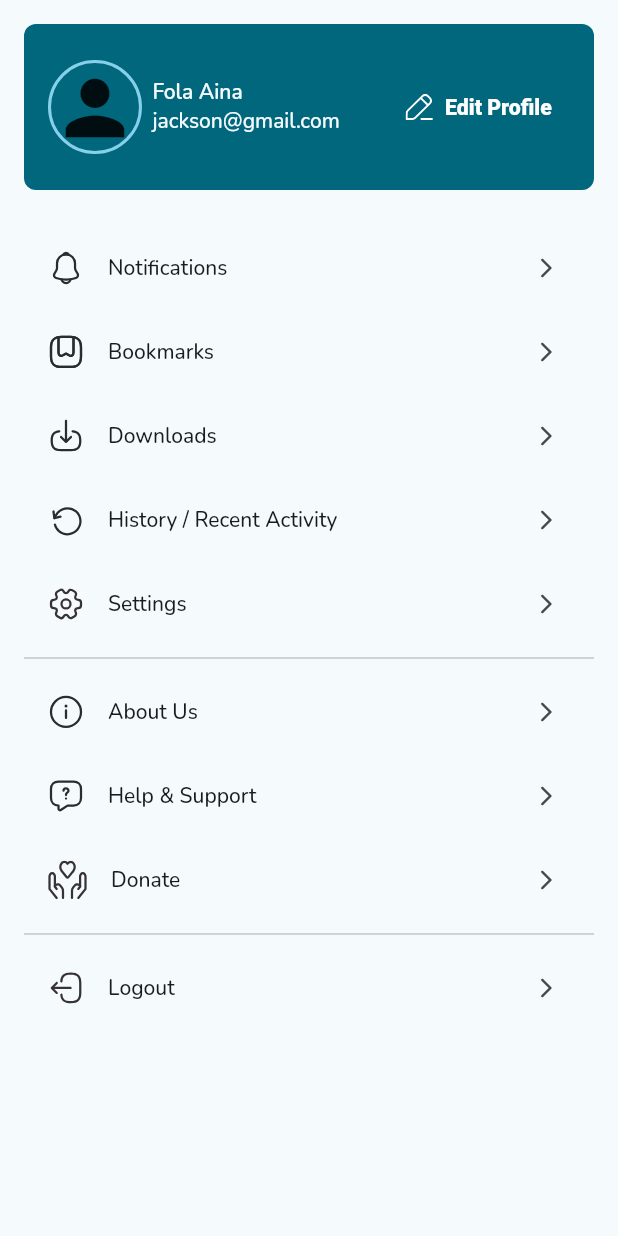
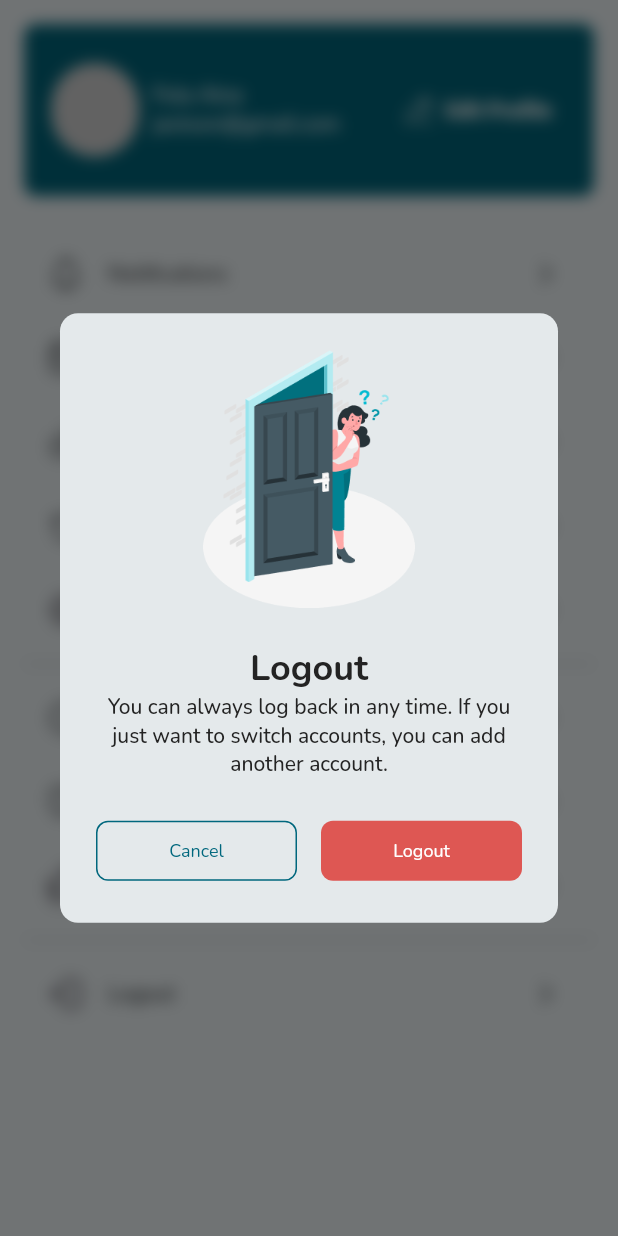
Before and after one commit to logickoder/stream_global, a Flutter app: the MoreScreen screen opened directly, after a tap on "Logout", on a phone screen of 412 x 824 dp. Run offline on Flutter 3.47's test engine with Material 2 defaults, Android fonts, the phone set to English and light mode, and no system bars; drawn by our look-alikes of cached_network_image; our stand-ins replace flutter_riverpod, flutter_svg, google_fonts, rx_shared_preferences; network calls fail; statements that could not run were skipped.

Commit message:
feat(logout): create dialog

```diff
--- a/lib/app/assets.dart
+++ b/lib/app/assets.dart
@@ -44,5 +44,6 @@ class AppAssets {
   static const aboutUsImage = '$_images/about_us_background.png';
   static const helpImage = '$_images/help_background.png';
   static const donateImage = '$_images/donate_background.png';
+  static const logoutImage = '$_images/logout_background.png';
   static const sermonImage = '$_images/sermon.png';
 }
--- a/lib/app/widgets/profile_avatar.dart
+++ b/lib/app/widgets/profile_avatar.dart
@@ -7,7 +7,8 @@ class ProfileAvatar extends StatelessWidget {
   const ProfileAvatar({
     super.key,
     this.size,
-    this.url,
+    this.url =
+        'https://img.freepik.com/free-photo/stylish-black-american-male-dressed-suit-grey-background_613910-1548.jpg?size=626&ext=jpg&ga=GA1.1.1880011253.1699401600&semt=ais',
     this.borderColor,
     this.isFile = false,
   });
@@ -56,7 +57,7 @@ class _Avatar extends StatelessWidget {
       decoration: BoxDecoration(
         shape: BoxShape.circle,
         border: Border.all(
-          color: borderColor ?? Theme.of(context).colorScheme.inversePrimary,
+          color: borderColor ?? Colors.transparent,
           width: _borderSize,
         ),
       ),
--- /dev/null
+++ b/lib/auth/auth_logout_dialog.dart
@@ -0,0 +1,88 @@
+import 'dart:ui';
+
+import 'package:flutter/material.dart';
+
+import '../app/assets.dart';
+import '../app/dimens.dart';
+import '../app/routes.dart';
+
+class AuthLogoutDialog extends StatelessWidget {
+  const AuthLogoutDialog({super.key});
+
+  @override
+  Widget build(BuildContext context) {
+    final theme = Theme.of(context);
+
+    return WillPopScope(
+      onWillPop: () async => false,
+      child: BackdropFilter(
+        filter: ImageFilter.blur(sigmaX: 5, sigmaY: 5),
+        child: Dialog(
+          shape: RoundedRectangleBorder(
+            borderRadius: BorderRadius.circular(AppDimens.padding / 2),
+          ),
+          child: Padding(
+            padding: const EdgeInsets.all(AppDimens.padding),
+            child: Column(
+              mainAxisSize: MainAxisSize.min,
+              children: [
+                FractionallySizedBox(
+                  widthFactor: 0.5,
+                  child: AspectRatio(
+                    aspectRatio: 140 / 170,
+                    child: Image.asset(
+                      AppAssets.logoutImage,
+                      width: double.infinity,
+                    ),
+                  ),
+                ),
+                const SizedBox(height: AppDimens.padding),
+                Text(
+                  'Logout',
+                  textAlign: TextAlign.center,
+                  style: theme.textTheme.headlineSmall?.copyWith(
+                    fontWeight: FontWeight.w700,
+                  ),
+                ),
+                Text(
+                  'You can always log back in any time. If you just want to switch accounts, you can add another account.',
+                  textAlign: TextAlign.center,
+                  style: theme.textTheme.bodyLarge,
+                ),
+                const SizedBox(height: AppDimens.padding),
+                Row(
+                  children: [
+                    Expanded(
+                      child: OutlinedButton(
+                        onPressed: () => Navigator.pop(context),
+                        style: OutlinedButton.styleFrom(
+                          textStyle: theme.textTheme.bodySmall,
+                        ),
+                        child: const Text('Cancel'),
+                      ),
+                    ),
+                    const SizedBox(width: AppDimens.secondaryPadding),
+                    Expanded(
+                      child: FilledButton(
+                        onPressed: () => Navigator.pushNamedAndRemoveUntil(
+                          context,
+                          AppRoutes.login,
+                          (route) => false,
+                        ),
+                        style: FilledButton.styleFrom(
+                          backgroundColor: const Color(0xFFDE5753),
+                          textStyle: theme.textTheme.bodySmall,
+                        ),
+                        child: const Text('Logout'),
+                      ),
+                    ),
+                  ],
+                )
+              ],
+            ),
+          ),
+        ),
+      ),
+    );
+  }
+}
--- a/lib/dashboard/home/home_screen.dart
+++ b/lib/dashboard/home/home_screen.dart
@@ -85,9 +85,11 @@ class _HomeAppBar extends StatelessWidget {
                 ],
               ),
             ),
-            const Expanded(
+            Expanded(
               flex: 14,
-              child: ProfileAvatar(),
+              child: ProfileAvatar(
+                borderColor: theme.colorScheme.inversePrimary,
+              ),
             )
           ],
         ),
--- a/lib/dashboard/more/more_screen.dart
+++ b/lib/dashboard/more/more_screen.dart
@@ -5,6 +5,7 @@ import 'package:stream_global/app/dimens.dart';
 import '../../app/assets.dart';
 import '../../app/routes.dart';
 import '../../app/widgets/profile_avatar.dart';
+import '../../auth/auth_logout_dialog.dart';
 
 typedef _MoreItem = (String, String, bool);
 
@@ -53,6 +54,14 @@ class MoreScreen extends StatelessWidget {
   }
 
   void _handleClick(BuildContext context, _MoreItem item) {
+    if (item.$2 == AppAssets.logoutIcon) {
+      showAdaptiveDialog(
+        context: context,
+        builder: (_) => const AuthLogoutDialog(),
+        barrierDismissible: false,
+      );
+      return;
+    }
     final route = switch (item.$2) {
       AppAssets.notificationIcon => AppRoutes.notifications,
       AppAssets.settingIcon => AppRoutes.settings,
--- a/lib/profile/edit/edit_profile_screen.dart
+++ b/lib/profile/edit/edit_profile_screen.dart
@@ -22,28 +22,7 @@ class _EditProfileScreenState extends ConsumerState<EditProfileScreen> {
   final _form = GlobalKey<FormState>();
 
   @override
-  void initState() {
-    Future.delayed(Duration.zero, () {
-      // final user = ref.read(profileController).user;
-      // if (user == null) return;
-      //
-      // _username.text = user.username;
-    });
-    super.initState();
-  }
-
-  @override
   Widget build(BuildContext context) {
-    // final user = ModalRoute.of(context)?.settings.arguments as User?;
-    // if (user != null) {
-    //   _username.text = user.username;
-    //   _zodiacSign.text = user.zodiacSign ?? '';
-    //   _about.text = user.about ?? '';
-    //   _schoolLevel.text = user.schoolLevel ?? '';
-    //   _ageRange.text = user.ageRange ?? '';
-    //   _gender.text = user.gender ?? '';
-    // }
-
     return Scaffold(
       appBar: AppBar(
         title: const Text('Edit Profile'),
@@ -58,13 +37,9 @@ class _EditProfileScreenState extends ConsumerState<EditProfileScreen> {
               alignment: Alignment.center,
               child: Consumer(
                 builder: (context, ref, child) {
-                  // final oldImage = ref.read(
-                  //   profileController
-                  //       .select((value) => value.user?.profilePicture),
-                  // );
                   final newImage = ref.watch(_image);
                   return GestureDetector(
-                    onTap: _selectPhoto,
+                    onTap: () {},
                     child: FractionallySizedBox(
                       widthFactor: .51,
                       child: Stack(
@@ -132,21 +107,9 @@ class _EditProfileScreenState extends ConsumerState<EditProfileScreen> {
             const SizedBox(height: AppDimens.secondaryPadding),
             SizedBox(
               width: double.infinity,
-              child: Consumer(
-                builder: (context, ref, child) {
-                  // final loading = ref.watch(
-                  //   profileController.select(
-                  //         (value) => value.editProfileLoading,
-                  //   ),
-                  // );
-                  final loading = false;
-                  return FilledButton(
-                    onPressed: loading ? null : _submitForm,
-                    child: Text(
-                      loading ? 'please wait...' : 'Save Changes',
-                    ),
-                  );
-                },
+              child: FilledButton(
+                onPressed: _submitForm,
+                child: const Text('Save Changes'),
               ),
             )
           ],
@@ -163,32 +126,7 @@ class _EditProfileScreenState extends ConsumerState<EditProfileScreen> {
     super.dispose();
   }
 
-  void _selectPhoto() {
-    // ImagePicker().pickImage(source: ImageSource.gallery).then((image) {
-    //   if (image == null) return;
-    //
-    //   ref.read(_image.notifier).state = image.path;
-    // });
-  }
-
   void _submitForm() {
     if (_form.currentState?.validate() != true) return;
-    // final response = ref.read(profileController.notifier).updateUserProfile(
-    //   username: _username.text,
-    //   zodiacSign: _zodiacSign.text,
-    //   about: _about.text,
-    //   ageRange: _ageRange.text,
-    //   gender: _gender.text,
-    //   schoolLevel: _schoolLevel.text,
-    //   profilePicture: ref.read(_image),
-    // );
-    //
-    // response.then((_) {
-    //   Navigator.pop(context);
-    // }).catchError((e, _) {
-    //   ScaffoldMessenger.of(context).showSnackBar(
-    //     SnackBar(content: Text(e.toString())),
-    //   );
-    // });
   }
 }
--- a/lib/splash/splash_screen.dart
+++ b/lib/splash/splash_screen.dart
@@ -57,11 +57,7 @@ class SplashScreen extends StatelessWidget {
   Future<String> _getStartRoute() async {
     if (!(await OnboardingService.hasUserOnboarded())) {
       return AppRoutes.onboarding;
-    }
-    // else if ((await UserService.getUser()) == null) {
-    //   return AppRoutes.login;
-    // }
-    else {
+    } else {
       return AppRoutes.login;
     }
   }
```
Also changed, not shown: lib/auth/auth_otp_controller.dart (+0 -20 lines), lib/auth/auth_screen_controller.dart (+0 -15 lines), assets/images/logout_background.png (added).
